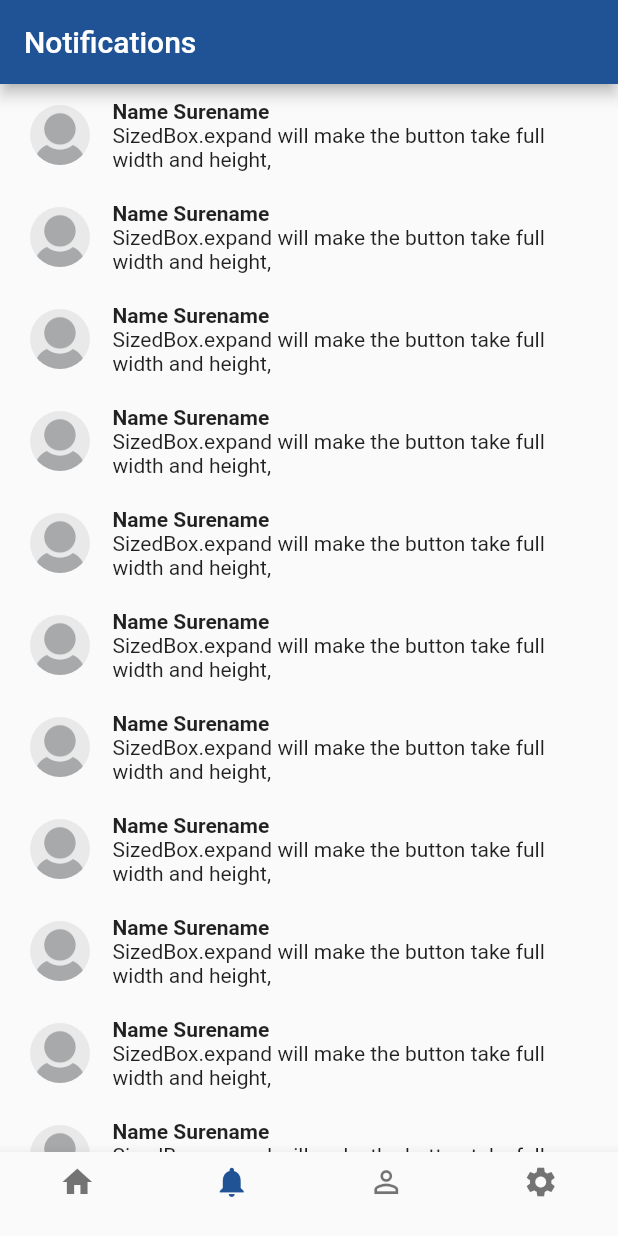
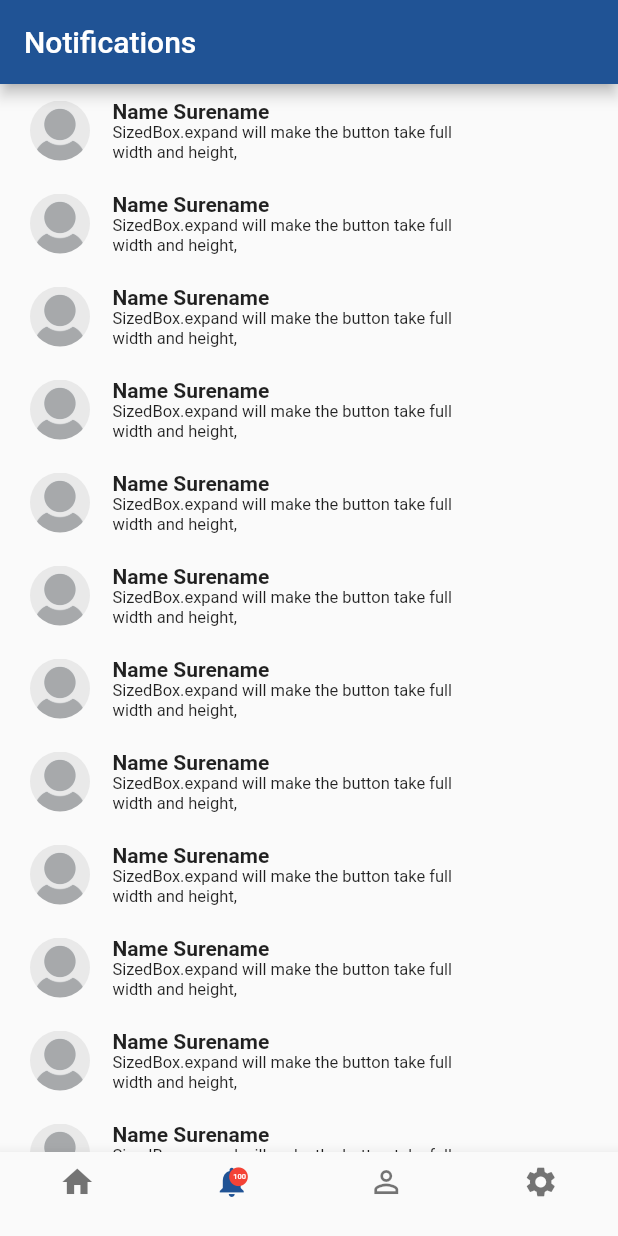
Before and after one commit to homsrieng/ArksorMobileApp, a Flutter app: the MyStatefulWidget screen opened directly, item 2 of the bottom bar chosen, on a phone screen of 412 x 824 dp. Run offline on Flutter 3.47's test engine with Material 2 defaults, Android fonts, the phone set to English and light mode, and no system bars; our stand-ins replace connectivity, flutter_offline, font_awesome_flutter, image_picker; missing offline and left inert: flutter_cupertino_date_picker; network calls fail.

Commit message:
Update with screen notification detail

```diff
--- a/lib/pages/feed_new_post.dart
+++ b/lib/pages/feed_new_post.dart
@@ -7,7 +7,7 @@ import 'package:arksormobileapp/utils/margin.dart';
 import 'package:arksormobileapp/widgets/button.dart';
 import 'package:flutter/cupertino.dart';
 import 'package:flutter/material.dart';
-import 'package:image_picker_modern/image_picker_modern.dart';
+import 'package:image_picker/image_picker.dart';
 
 class FeedNewPost extends StatefulWidget {
   @override
--- a/lib/pages/home.dart
+++ b/lib/pages/home.dart
@@ -80,13 +80,31 @@ class _MyStatefulWidgetState extends State<MyStatefulWidget> {
       ),
       bottomNavigationBar: BottomNavigationBar(
         type: BottomNavigationBarType.fixed,
-        items: const <BottomNavigationBarItem>[
+        items: <BottomNavigationBarItem>[
           BottomNavigationBarItem(
             icon: Icon(Icons.home),
             title: Text(''),
           ),
           BottomNavigationBarItem(
-            icon: Icon(Icons.notifications),
+            icon: new Stack(
+              children: <Widget>[
+              new Icon(Icons.notifications),
+                    new Positioned(
+                      top: 1.0,
+                      right: 0.0,
+                      child: new Stack(
+                        children: <Widget>[
+                            new Icon(Icons.brightness_1,
+                                size: 15.0, color: Colors.red[500]),
+                            new Positioned(
+                            top: 4,
+                            left: 4,
+                            child: new Text("100",
+                                        style: new TextStyle(color: Colors.white, fontSize: 5, fontWeight: FontWeight.w500)),
+                    )],
+                  ),
+              )],
+          ),
             title: Text(''),
           ),
           BottomNavigationBarItem(
--- /dev/null
+++ b/lib/pages/notification_detail.dart
@@ -0,0 +1,20 @@
+import 'package:arksormobileapp/utils/colors.dart';
+import 'package:arksormobileapp/widgets/feed_item.dart';
+import 'package:flutter/cupertino.dart';
+import 'package:flutter/material.dart';
+
+class NotificationDetail extends StatelessWidget{
+  @override
+  Widget build(BuildContext context) {
+    // TODO: implement build
+    return Scaffold(
+      appBar: AppBar(
+        title: Text("Notification Detail"),
+        backgroundColor: ArksorColor.primaryColor,
+      ),
+      body: Center(
+        child: FeedItem.item(context),
+      ),
+    );
+  }
+}
--- a/lib/widgets/notification_list_item.dart
+++ b/lib/widgets/notification_list_item.dart
@@ -1,4 +1,4 @@
-import 'package:arksormobileapp/utils/font_size.dart';
+import 'package:arksormobileapp/pages/notification_detail.dart';
 import 'package:flutter/cupertino.dart';
 import 'package:flutter/material.dart';
 
@@ -18,7 +18,10 @@ class NotificationListItem {
                   ),
                   child:Column(
                     children: <Widget>[
-                      Row(
+                      GestureDetector(
+                          onTap:()=> {Navigator.push(context, MaterialPageRoute(builder: (context) => NotificationDetail()))},
+                          child:AbsorbPointer(
+                            child: Row(
                                 children: [
                                   new Column(
                                     children: <Widget>[
@@ -51,19 +54,23 @@ class NotificationListItem {
                                   Column(children: <Widget>[
                                     Row(children: <Widget>[
                                       Container(
-                                  width: 300,
+                                        width: 250,
                                         child: Text("Name Surename",style: TextStyle(fontWeight: FontWeight.bold),),
                                       )
                                     ],),
                                     Row(children: <Widget>[
                                       Container(
-                                  width: 300,
-                                  child: Text("SizedBox.expand will make the button take full width and height,"),
+                                        width: 250,
+                                        child:
+                                        Text("SizedBox.expand will make the button take full width and height,",
+                                            style: TextStyle(fontSize: 11)),
                                       )
                                     ],)
                                   ],)
                                 ]
+                            ),
                           )
+                      ),
                     ],),
                 )
             )
--- a/pubspec.yaml
+++ b/pubspec.yaml
@@ -23,7 +23,7 @@ dependencies:
   flutter_offline: "^0.2.2"
   connectivity: ^0.4.2
   flutter_cupertino_date_picker: ^1.0.12
-  image_picker_modern: ^0.4.12+3
+  image_picker: 0.6.5+2
   video_player: ^0.10.9+1
 
   # The following adds the Cupertino Icons font to your application.
```
Also changed, not shown: pubspec.lock, 1 other file. Lines whose indentation alone changed are shown as unchanged.
